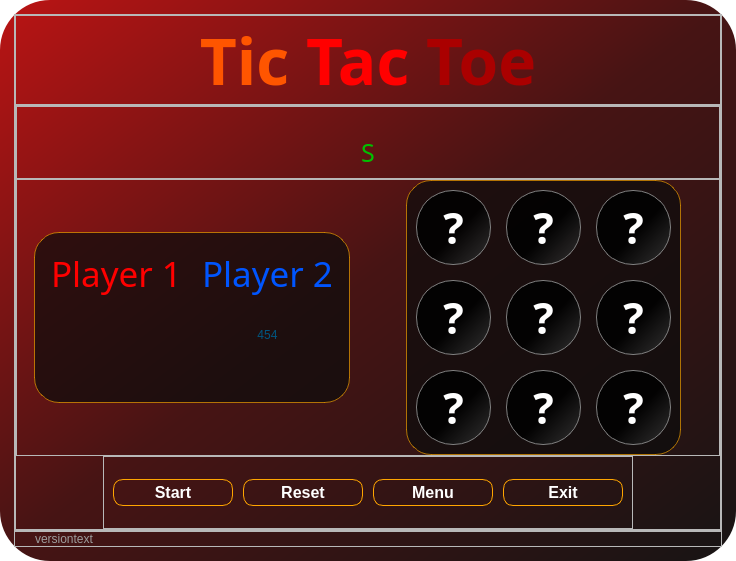
The window that src/Ui_main.ui (sera619/TicTacToe-PySide) describes before a commit, drawn with Qt 5.
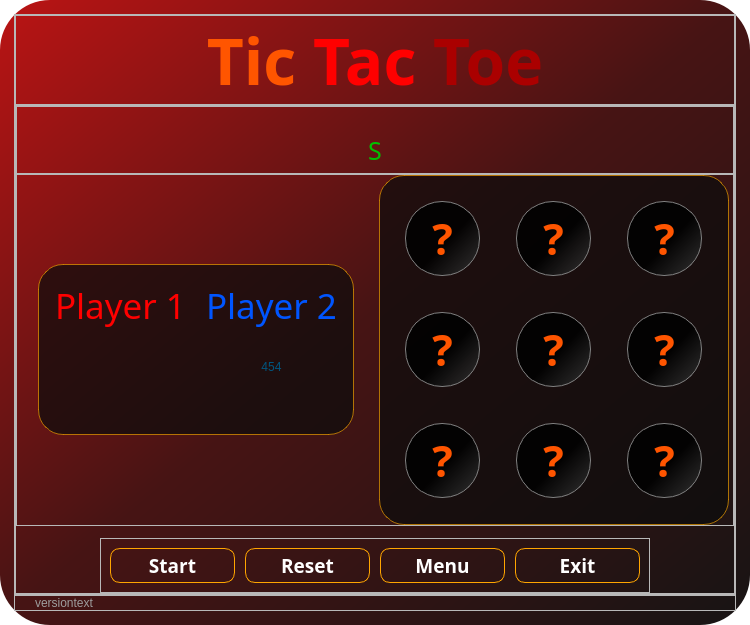
The same window after the commit. The open tabs and pages were chosen to show the change. Icons and pictures are not drawn.

Commit message: add winanimation & Update design

What changed in the file:
```diff
--- a/src/Ui_main.ui
+++ b/src/Ui_main.ui
@@ -6,8 +6,8 @@
    <rect>
     <x>0</x>
     <y>0</y>
-    <width>736</width>
-    <height>561</height>
+    <width>750</width>
+    <height>625</height>
    </rect>
   </property>
   <property name="windowTitle">
@@ -117,7 +117,7 @@
           <property name="bottomMargin">
            <number>0</number>
           </property>
-          <item alignment="Qt::AlignTop">
+          <item>
            <widget class="QLabel" name="label">
             <property name="font">
              <font>
@@ -250,6 +250,18 @@
                      <verstretch>0</verstretch>
                     </sizepolicy>
                    </property>
+                   <property name="minimumSize">
+                    <size>
+                     <width>0</width>
+                     <height>30</height>
+                    </size>
+                   </property>
+                   <property name="maximumSize">
+                    <size>
+                     <width>16777215</width>
+                     <height>30</height>
+                    </size>
+                   </property>
                    <property name="font">
                     <font>
                      <family>PhrasticMedium</family>
@@ -279,7 +291,7 @@
               <item>
                <widget class="QFrame" name="frame_3">
                 <property name="sizePolicy">
-                 <sizepolicy hsizetype="Preferred" vsizetype="Maximum">
+                 <sizepolicy hsizetype="Preferred" vsizetype="Preferred">
                   <horstretch>0</horstretch>
                   <verstretch>0</verstretch>
                  </sizepolicy>
@@ -454,28 +466,51 @@
                  </item>
                  <item alignment="Qt::AlignHCenter|Qt::AlignVCenter">
                   <widget class="QFrame" name="gameField">
+                   <property name="sizePolicy">
+                    <sizepolicy hsizetype="Fixed" vsizetype="Fixed">
+                     <horstretch>0</horstretch>
+                     <verstretch>0</verstretch>
+                    </sizepolicy>
+                   </property>
+                   <property name="minimumSize">
+                    <size>
+                     <width>350</width>
+                     <height>350</height>
+                    </size>
+                   </property>
+                   <property name="maximumSize">
+                    <size>
+                     <width>325</width>
+                     <height>325</height>
+                    </size>
+                   </property>
+                   <property name="font">
+                    <font>
+                     <kerning>true</kerning>
+                    </font>
+                   </property>
                    <property name="styleSheet">
                     <string notr="true">QPushButton{
 	border: 1px solid gray;
-	border-radius: 37%;
+	border-radius: 37px;
 	font-weight: bold;
-	color: #FFF;
-		
+	color:rgb(255, 85, 0);
 	font: 32pt &quot;Street Writer (noah)&quot;;
 	background-color: qlineargradient(spread:pad, x1:0.5175, y1:0.517, x2:0.983, y2:0.965909, stop:0.0738636 rgba(0, 0, 0, 226), stop:0.664773 rgba(33, 33, 33, 222), stop:1 rgba(57, 57, 57, 222));
 }
 QPushButton::Hover{
-	color: rgb(3, 196, 255);
-	font-size: 48px;
+	color:#FFF;
+	font-size: 56px;
+	border: 2px solid orange;
+	background-color: qlineargradient(spread:reflect, x1:0, y1:0, x2:1, y2:1, stop:0 rgba(255, 170, 0, 160), stop:0.994318 rgba(148, 49, 0, 160));
 }
-
 QPushButton::Disabled{
-	
 	background-color: rgba(67, 67, 67, 75);
 	color:black;
-	
 }
-
+QPushButton:Pressed{
+	border-radius:37px;
+}
 #gameField{
 	background-color: rgba(11, 11, 11, 180);
 	border-radius: 25px;
@@ -485,16 +520,16 @@
                    </property>
                    <layout class="QGridLayout" name="gameFieldGrid">
                     <property name="leftMargin">
-                     <number>9</number>
+                     <number>15</number>
                     </property>
                     <property name="topMargin">
-                     <number>9</number>
+                     <number>15</number>
                     </property>
                     <property name="rightMargin">
-                     <number>9</number>
+                     <number>15</number>
                     </property>
                     <property name="bottomMargin">
-                     <number>9</number>
+                     <number>15</number>
                     </property>
                     <property name="spacing">
                      <number>15</number>
@@ -509,8 +544,8 @@
                       </property>
                       <property name="maximumSize">
                        <size>
-                        <width>75</width>
-                        <height>75</height>
+                        <width>85</width>
+                        <height>85</height>
                        </size>
                       </property>
                       <property name="font">
@@ -539,8 +574,8 @@
                       </property>
                       <property name="maximumSize">
                        <size>
-                        <width>75</width>
-                        <height>75</height>
+                        <width>85</width>
+                        <height>85</height>
                        </size>
                       </property>
                       <property name="font">
@@ -569,8 +604,8 @@
                       </property>
                       <property name="maximumSize">
                        <size>
-                        <width>75</width>
-                        <height>75</height>
+                        <width>85</width>
+                        <height>85</height>
                        </size>
                       </property>
                       <property name="font">
@@ -599,8 +634,8 @@
                       </property>
                       <property name="maximumSize">
                        <size>
-                        <width>75</width>
-                        <height>75</height>
+                        <width>85</width>
+                        <height>85</height>
                        </size>
                       </property>
                       <property name="font">
@@ -629,8 +664,8 @@
                       </property>
                       <property name="maximumSize">
                        <size>
-                        <width>75</width>
-                        <height>75</height>
+                        <width>85</width>
+                        <height>85</height>
                        </size>
                       </property>
                       <property name="font">
@@ -659,8 +694,8 @@
                       </property>
                       <property name="maximumSize">
                        <size>
-                        <width>75</width>
-                        <height>75</height>
+                        <width>85</width>
+                        <height>85</height>
                        </size>
                       </property>
                       <property name="font">
@@ -684,6 +719,12 @@
                     </item>
                     <item row="0" column="1" alignment="Qt::AlignHCenter|Qt::AlignVCenter">
                      <widget class="QPushButton" name="gridBtn_1">
+                      <property name="sizePolicy">
+                       <sizepolicy hsizetype="Fixed" vsizetype="Fixed">
+                        <horstretch>0</horstretch>
+                        <verstretch>0</verstretch>
+                       </sizepolicy>
+                      </property>
                       <property name="minimumSize">
                        <size>
                         <width>75</width>
@@ -692,8 +733,8 @@
                       </property>
                       <property name="maximumSize">
                        <size>
-                        <width>50</width>
-                        <height>50</height>
+                        <width>85</width>
+                        <height>85</height>
                        </size>
                       </property>
                       <property name="font">
@@ -713,6 +754,9 @@
                       <property name="text">
                        <string>?</string>
                       </property>
+                      <property name="checkable">
+                       <bool>false</bool>
+                      </property>
                      </widget>
                     </item>
                     <item row="1" column="1" alignment="Qt::AlignHCenter|Qt::AlignVCenter">
@@ -725,8 +769,8 @@
                       </property>
                       <property name="maximumSize">
                        <size>
-                        <width>75</width>
-                        <height>75</height>
+                        <width>85</width>
+                        <height>85</height>
                        </size>
                       </property>
                       <property name="font">
@@ -755,8 +799,8 @@
                       </property>
                       <property name="maximumSize">
                        <size>
-                        <width>75</width>
-                        <height>75</height>
+                        <width>85</width>
+                        <height>85</height>
                        </size>
                       </property>
                       <property name="font">
@@ -781,7 +825,7 @@
                 </layout>
                </widget>
               </item>
-              <item alignment="Qt::AlignHCenter">
+              <item alignment="Qt::AlignHCenter|Qt::AlignBottom">
                <widget class="QFrame" name="frame_5">
                 <property name="minimumSize">
                  <size>
@@ -832,14 +876,16 @@
                   <widget class="QPushButton" name="startBtn">
                    <property name="minimumSize">
                     <size>
-                     <width>120</width>
-                     <height>0</height>
+                     <width>125</width>
+                     <height>35</height>
                     </size>
                    </property>
                    <property name="font">
                     <font>
-                     <pointsize>12</pointsize>
-                     <bold>true</bold>
+                     <family>PhrasticMedium</family>
+                     <pointsize>14</pointsize>
+                     <italic>false</italic>
+                     <bold>false</bold>
                     </font>
                    </property>
                    <property name="text">
@@ -851,14 +897,16 @@
                   <widget class="QPushButton" name="resetBtn">
                    <property name="minimumSize">
                     <size>
-                     <width>120</width>
-                     <height>0</height>
+                     <width>125</width>
+                     <height>35</height>
                     </size>
                    </property>
                    <property name="font">
                     <font>
-                     <pointsize>12</pointsize>
-                     <bold>true</bold>
+                     <family>PhrasticMedium</family>
+                     <pointsize>14</pointsize>
+                     <italic>false</italic>
+                     <bold>false</bold>
                     </font>
                    </property>
                    <property name="text">
@@ -870,14 +918,16 @@
                   <widget class="QPushButton" name="menuBtn">
                    <property name="minimumSize">
                     <size>
-                     <width>120</width>
-                     <height>0</height>
+                     <width>125</width>
+                     <height>35</height>
                     </size>
                    </property>
                    <property name="font">
                     <font>
-                     <pointsize>12</pointsize>
-                     <bold>true</bold>
+                     <family>PhrasticMedium</family>
+                     <pointsize>14</pointsize>
+                     <italic>false</italic>
+                     <bold>false</bold>
                     </font>
                    </property>
                    <property name="text">
@@ -889,14 +939,16 @@
                   <widget class="QPushButton" name="exitBtn">
                    <property name="minimumSize">
                     <size>
-                     <width>120</width>
-                     <height>0</height>
+                     <width>125</width>
+                     <height>35</height>
                     </size>
                    </property>
                    <property name="font">
                     <font>
-                     <pointsize>12</pointsize>
-                     <bold>true</bold>
+                     <family>PhrasticMedium</family>
+                     <pointsize>14</pointsize>
+                     <italic>false</italic>
+                     <bold>false</bold>
                     </font>
                    </property>
                    <property name="text">
```
Left out of the diff: 162 changed lines with no effect on the pictures. The commit also changes 5 other files.
